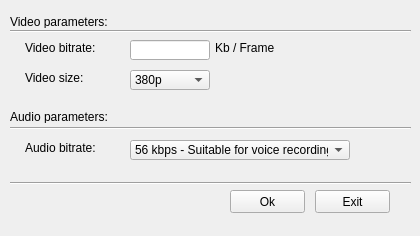
The window that streamingparametersconfigurationwindow.ui (M0dM/StreaMe) describes before a commit, drawn with Qt 5.
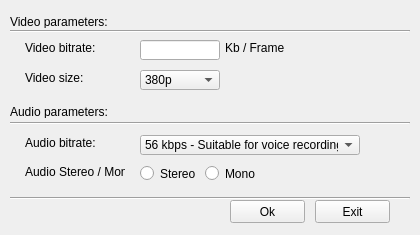
The same window after the commit.

Commit message: adding audio stereo/mono on the streaming parameters window

Patch:
```diff
--- a/streamingparametersconfigurationwindow.ui
+++ b/streamingparametersconfigurationwindow.ui
@@ -7,7 +7,7 @@
     <x>0</x>
     <y>0</y>
     <width>420</width>
-    <height>236</height>
+    <height>235</height>
    </rect>
   </property>
   <property name="windowTitle">
@@ -31,7 +31,7 @@
     <rect>
      <x>10</x>
      <y>23</y>
-     <width>401</width>
+     <width>400</width>
      <height>16</height>
     </rect>
    </property>
@@ -55,7 +55,7 @@
   <widget class="QLineEdit" name="lineEdit">
    <property name="geometry">
     <rect>
-     <x>130</x>
+     <x>140</x>
      <y>40</y>
      <width>80</width>
      <height>20</height>
@@ -65,7 +65,7 @@
   <widget class="QLabel" name="videoBitrateMetricLabel">
    <property name="geometry">
     <rect>
-     <x>215</x>
+     <x>225</x>
      <y>40</y>
      <width>91</width>
      <height>16</height>
@@ -91,7 +91,7 @@
   <widget class="QComboBox" name="videoBitrateComboBox">
    <property name="geometry">
     <rect>
-     <x>130</x>
+     <x>140</x>
      <y>70</y>
      <width>80</width>
      <height>20</height>
@@ -122,7 +122,7 @@
    <property name="geometry">
     <rect>
      <x>10</x>
-     <y>110</y>
+     <y>105</y>
      <width>150</width>
      <height>13</height>
     </rect>
@@ -135,8 +135,8 @@
    <property name="geometry">
     <rect>
      <x>10</x>
-     <y>120</y>
-     <width>401</width>
+     <y>115</y>
+     <width>400</width>
      <height>16</height>
     </rect>
    </property>
@@ -148,7 +148,7 @@
    <property name="geometry">
     <rect>
      <x>25</x>
-     <y>140</y>
+     <y>135</y>
      <width>100</width>
      <height>16</height>
     </rect>
@@ -160,8 +160,8 @@
   <widget class="QComboBox" name="audioBitrateComboBox">
    <property name="geometry">
     <rect>
-     <x>130</x>
-     <y>140</y>
+     <x>140</x>
+     <y>135</y>
      <width>220</width>
      <height>20</height>
     </rect>
@@ -191,7 +191,7 @@
    <property name="geometry">
     <rect>
      <x>230</x>
-     <y>190</y>
+     <y>200</y>
      <width>75</width>
      <height>23</height>
     </rect>
@@ -204,7 +204,7 @@
    <property name="geometry">
     <rect>
      <x>315</x>
-     <y>190</y>
+     <y>200</y>
      <width>75</width>
      <height>23</height>
     </rect>
@@ -217,8 +217,8 @@
    <property name="geometry">
     <rect>
      <x>10</x>
-     <y>175</y>
-     <width>401</width>
+     <y>190</y>
+     <width>400</width>
      <height>16</height>
     </rect>
    </property>
@@ -226,6 +226,45 @@
     <enum>Qt::Horizontal</enum>
    </property>
   </widget>
+  <widget class="QRadioButton" name="stereoRadioButton">
+   <property name="geometry">
+    <rect>
+     <x>140</x>
+     <y>165</y>
+     <width>82</width>
+     <height>17</height>
+    </rect>
+   </property>
+   <property name="text">
+    <string>Stereo</string>
+   </property>
+  </widget>
+  <widget class="QRadioButton" name="monoRadioButton">
+   <property name="geometry">
+    <rect>
+     <x>205</x>
+     <y>165</y>
+     <width>82</width>
+     <height>17</height>
+    </rect>
+   </property>
+   <property name="text">
+    <string>Mono</string>
+   </property>
+  </widget>
+  <widget class="QLabel" name="audioStereoMonoLabel">
+   <property name="geometry">
+    <rect>
+     <x>25</x>
+     <y>165</y>
+     <width>100</width>
+     <height>13</height>
+    </rect>
+   </property>
+   <property name="text">
+    <string>Audio Stereo / Mono:</string>
+   </property>
+  </widget>
  </widget>
  <resources/>
  <connections/>
```
Left out of the diff: 6 changed lines with no effect on the pictures.
